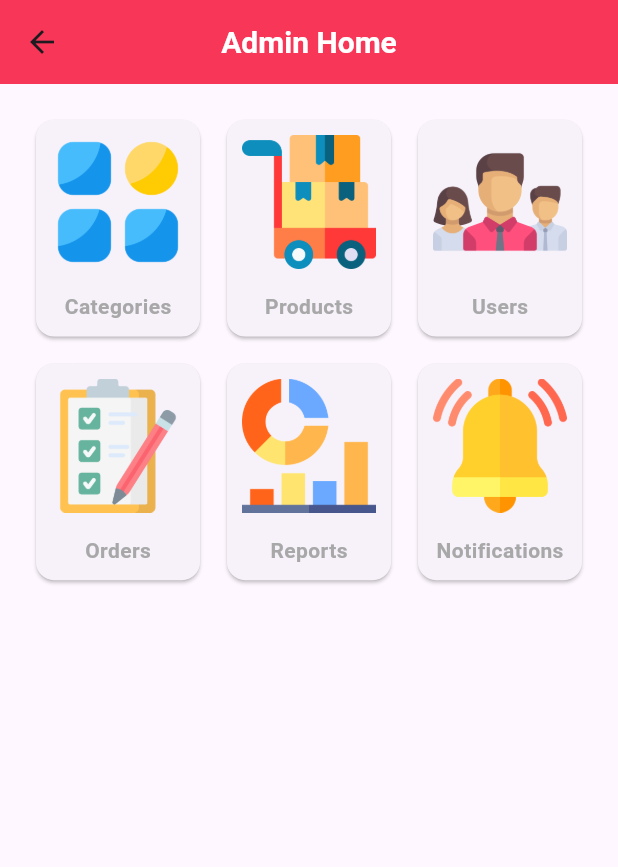
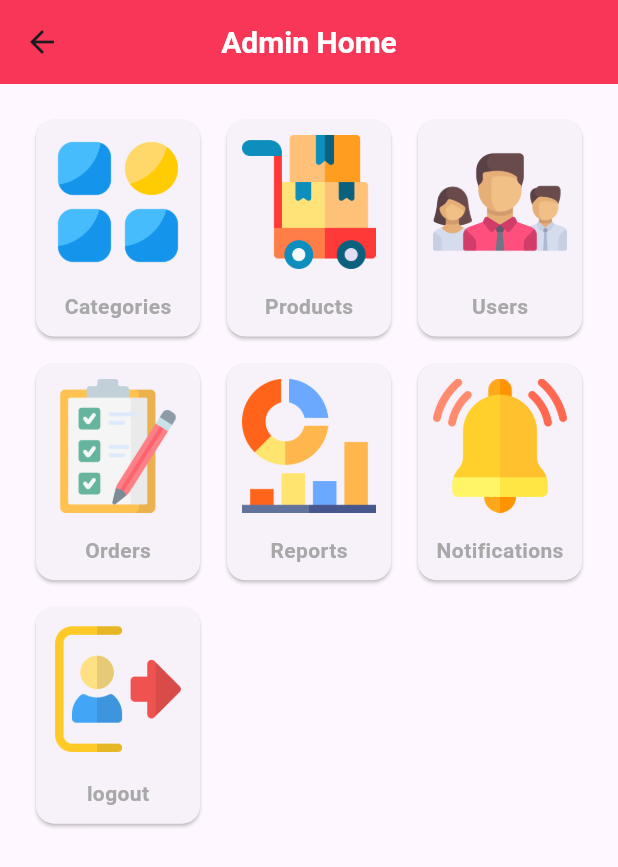
Before and after one commit to Ahmedgamalxp00/full-store-_-admin-app, a Flutter app: the HomeView screen opened by its route, on a phone screen of 412 x 824 dp. Shown: the top 867 px of the screen. Run offline on Flutter 3.47's test engine with Material 3 defaults, Android fonts, the phone set to English and light mode, and no system bars; our stand-ins replace badges, cached_network_image, dartz, dio, firebase_core, firebase_messaging and 9 more; missing offline and left inert: drop_down_list, flutter_ringtone_player; accounts and stored records are empty; Roboto replaces fonts that are missing (font); project files that could hold a hidden picture were left out.

Commit message:
adding logout feature

```diff
--- a/lib/controllers/home_controller.dart
+++ b/lib/controllers/home_controller.dart
@@ -1,79 +1,15 @@
-// import 'package:delivery_app/data/repos/home_repo.dart';
-// import 'package:flutter/material.dart';
-// import 'package:full_store_app/controllers/favorites_controller.dart';
-// import 'package:full_store_app/core/functions/custom_dialog.dart';
-// import 'package:full_store_app/core/utils/request_state.dart';
-// import 'package:full_store_app/data/models/category_model/category_model.dart';
-// import 'package:full_store_app/data/models/items_model/item.dart';
-// import 'package:full_store_app/data/repos/home_repo.dart';
-// import 'package:full_store_app/services/services.dart';
-// import 'package:get/get.dart';
+import 'package:admin_app/core/utils/app_router.dart';
+import 'package:admin_app/services/services.dart';
+import 'package:firebase_messaging/firebase_messaging.dart';
+import 'package:get/get.dart';
 
-// class HomeController extends GetxController {
-//   HomeRepo homeRepo = Get.put(HomeRepo());
-//   // FavoritesController favoritesController = Get.put(FavoritesController());
-//   TextEditingController searchController = TextEditingController();
-//   RequestState? requestState;
-//   MyServices myServices = Get.find<MyServices>();
-//   late String requestError;
-
-//   List<ItemModel> specialOfferItems = [];
-//   List<ItemModel> topSellingItems = [];
-//   List<ItemModel> items = [];
-//   List<CategoryModel> categories = [];
-//   List<ItemModel> searchItems = [];
-
-//   getAllData() async {
-//     requestState = RequestState.loading;
-//     update();
-//     var resulte = await homeRepo
-//         .getAllData(myServices.sharedPreferences.getString("id") as String);
-
-//     resulte.fold((failure) {
-//       requestError = failure.erorrMassage;
-//       requestState = RequestState.failure;
-//       customDialog(title: 'Error', body: failure.erorrMassage);
-//     }, (data) {
-//       for (var item in data['categories']) {
-//         categories.add(CategoryModel.fromJson(item));
-//       }
-//       for (var item in data['items']) {
-//         items.add(ItemModel.fromJson(item));
-//       }
-//       for (var item in data['topselling']) {
-//         topSellingItems.add(ItemModel.fromJson(item));
-//       }
-//       for (var item in items) {
-//         favoritesController.isFavorite['${item.itemsId}'] = '${item.favorite}';
-//         if (item.itemsDiscount != 0) {
-//           specialOfferItems.add(item);
-//         }
-//       }
-//       requestState = RequestState.success;
-//     });
-//     update();
-//   }
-
-//   void addProductToSearchList({
-//     required String searchName,
-//     required List<ItemModel> items,
-//   }) {
-//     searchName.toLowerCase();
-//     searchItems = items.where((element) {
-//       String title = element.itemsName!.toLowerCase();
-//       String price = element.itemsPrice!.toString().toLowerCase();
-//       String priceAfterDiscount =
-//           element.itemsPriceAfterDiscount!.toString().toLowerCase();
-//       return title.contains(searchName) ||
-//           price.contains(searchName) ||
-//           priceAfterDiscount.contains(searchName);
-//     }).toList();
-//     update();
-//   }
-
-//   @override
-//   void onInit() {
-//     getAllData();
-//     super.onInit();
-//   }
-// }
+class HomeController extends GetxController {
+  MyServices myServices = Get.find();
+  logOut() {
+    String userId = myServices.sharedPreferences.getString("id")!;
+    FirebaseMessaging.instance.unsubscribeFromTopic("users");
+    FirebaseMessaging.instance.unsubscribeFromTopic("users$userId");
+    myServices.sharedPreferences.clear();
+    Get.offAllNamed(AppRoute.loginView);
+  }
+}
--- a/lib/core/app_links.dart
+++ b/lib/core/app_links.dart
@@ -1,6 +1,6 @@
 abstract class AppLinks {
   // server link
-  static const String serverLink = "http://192.168.1.5/fullstoreapp";
+  static const String serverLink = "http://192.168.1.6/fullstoreapp";
   static const String categoriesImagesRoot = "$serverLink/upload/categories/";
   static const String itemsImagesRoot = "$serverLink/upload/items/";
 
--- a/lib/core/mybinding.dart
+++ b/lib/core/mybinding.dart
@@ -6,9 +6,7 @@ import 'package:get/get.dart';
 class MyBinding extends Bindings {
   @override
   void dependencies() {
-    // Get.lazyPut(() => SignUpController(), fenix: true);
     Get.put(Dio());
     Get.put(ApiService());
-    // Get.put(MainViewController());
   }
 }
--- a/lib/core/utils/app_assets.dart
+++ b/lib/core/utils/app_assets.dart
@@ -110,6 +110,10 @@ class Assets {
   /// assets/images/laptop.png
   static const String imagesLaptop = "assets/images/laptop.png";
 
+  /// Assets for imagesLogout
+  /// assets/images/logout.png
+  static const String imagesLogout = "assets/images/logout.png";
+
   /// Assets for imagesNotification
   /// assets/images/notification.png
   static const String imagesNotification = "assets/images/notification.png";
@@ -133,6 +137,10 @@ class Assets {
   /// Assets for imagesSaleTag
   /// assets/images/sale-tag.png
   static const String imagesSaleTag = "assets/images/sale-tag.png";
+
+  /// Assets for imagesSettings
+  /// assets/images/settings.png
+  static const String imagesSettings = "assets/images/settings.png";
 
   /// Assets for imagesSplash1
   /// assets/images/splash_1.svg
@@ -161,4 +169,52 @@ class Assets {
   /// Assets for lottieLoading
   /// assets/lottie/loading.json
   static const String lottieLoading = "assets/lottie/loading.json";
+
+  /// Assets for screen_shots1
+  /// assets/screen_shots/1.png
+  static const String screen_shots1 = "assets/screen_shots/1.png";
+
+  /// Assets for screen_shots10
+  /// assets/screen_shots/10.png
+  static const String screen_shots10 = "assets/screen_shots/10.png";
+
+  /// Assets for screen_shots11
+  /// assets/screen_shots/11.png
+  static const String screen_shots11 = "assets/screen_shots/11.png";
+
+  /// Assets for screen_shots12
+  /// assets/screen_shots/12.png
+  static const String screen_shots12 = "assets/screen_shots/12.png";
+
+  /// Assets for screen_shots2
+  /// assets/screen_shots/2.png
+  static const String screen_shots2 = "assets/screen_shots/2.png";
+
+  /// Assets for screen_shots3
+  /// assets/screen_shots/3.png
+  static const String screen_shots3 = "assets/screen_shots/3.png";
+
+  /// Assets for screen_shots4
+  /// assets/screen_shots/4.png
+  static const String screen_shots4 = "assets/screen_shots/4.png";
+
+  /// Assets for screen_shots5
+  /// assets/screen_shots/5.png
+  static const String screen_shots5 = "assets/screen_shots/5.png";
+
+  /// Assets for screen_shots6
+  /// assets/screen_shots/6.png
+  static const String screen_shots6 = "assets/screen_shots/6.png";
+
+  /// Assets for screen_shots7
+  /// assets/screen_shots/7.png
+  static const String screen_shots7 = "assets/screen_shots/7.png";
+
+  /// Assets for screen_shots8
+  /// assets/screen_shots/8.png
+  static const String screen_shots8 = "assets/screen_shots/8.png";
+
+  /// Assets for screen_shots9
+  /// assets/screen_shots/9.png
+  static const String screen_shots9 = "assets/screen_shots/9.png";
 }
--- a/lib/core/utils/app_router.dart
+++ b/lib/core/utils/app_router.dart
@@ -1,3 +1,4 @@
+import 'package:admin_app/core/middleware/mymiddleware.dart';
 import 'package:admin_app/views/auth_views/forget_password_view.dart';
 import 'package:admin_app/views/auth_views/login_view.dart';
 import 'package:admin_app/views/auth_views/otp_view.dart';
@@ -11,11 +12,13 @@ import 'package:admin_app/views/home_views/home_view.dart';
 import 'package:admin_app/views/items_view/add_item_view.dart';
 import 'package:admin_app/views/items_view/edit_item_view.dart';
 import 'package:admin_app/views/items_view/items_view.dart';
+import 'package:admin_app/views/language_view/language_view.dart';
 import 'package:admin_app/views/orders_view/orders_main_view.dart';
 import 'package:admin_app/views/orders_details_view/orders_details_view.dart';
 import 'package:admin_app/views/orders_view/accepted_orders_view.dart';
 import 'package:admin_app/views/orders_view/archived_orders_view.dart';
 import 'package:admin_app/views/orders_view/pending_orders_view.dart';
+import 'package:admin_app/views/profile_view/profile_view.dart';
 
 import 'package:get/get.dart';
 
@@ -55,12 +58,12 @@ class AppRoute {
 }
 
 List<GetPage<dynamic>> myRoutes = [
-  GetPage(name: '/', page: () => const HomeView()),
-  // GetPage(
-  //   name: '/',
-  //   page: () => const LanguageView(),
-  //   middlewares: [MyMiddlewalre()],
-  // ),
+  // GetPage(name: '/', page: () => const HomeView()),
+  GetPage(
+    name: '/',
+    page: () => const LanguageView(),
+    middlewares: [MyMiddlewalre()],
+  ),
   GetPage(name: AppRoute.loginView, page: () => const LoginView()),
   GetPage(name: AppRoute.forgetPassView, page: () => const ForgetPassView()),
   GetPage(name: AppRoute.otpView, page: () => const OtpView()),
@@ -98,7 +101,7 @@ List<GetPage<dynamic>> myRoutes = [
   //     page: () => const ProductDetailesView()),
   // GetPage(name: AppRoute.favoriteView, page: () => const FavoriteView()),
   // GetPage(name: AppRoute.cartView, page: () => const CartView()),
-  // GetPage(name: AppRoute.profileView, page: () => const ProfileView()),
+  GetPage(name: AppRoute.profileView, page: () => const ProfileView()),
   // GetPage(name: AppRoute.addressView, page: () => const AddressView()),
   // GetPage(name: AppRoute.addAddressView, page: () => const AddAddressView()),
   // GetPage(name: AppRoute.chechOutView, page: () => const ChechOutView()),
--- a/lib/localization/language_controller.dart
+++ b/lib/localization/language_controller.dart
@@ -1,3 +1,4 @@
+import 'package:admin_app/core/utils/app_router.dart';
 import 'package:admin_app/services/services.dart';
 import 'package:flutter/material.dart';
 
@@ -10,6 +11,7 @@ class LanguageController extends GetxController {
     Locale locale = Locale(languageCode);
     myServices.sharedPreferences.setString("lang", languageCode);
     Get.updateLocale(locale);
+    Get.offAllNamed(AppRoute.loginView);
   }
 
   @override
--- a/lib/views/auth_views/widgets/social_section.dart
+++ b/lib/views/auth_views/widgets/social_section.dart
@@ -1,9 +1,5 @@
-import 'package:admin_app/core/utils/app_assets.dart';
 import 'package:admin_app/core/utils/app_styles.dart';
-import 'package:admin_app/views/auth_views/widgets/social_item.dart';
 import 'package:flutter/material.dart';
-
-import 'package:gap/gap.dart';
 import 'package:get/get.dart';
 
 class ScocialSection extends StatelessWidget {
--- a/lib/views/home_views/widgets/home_gridview.dart
+++ b/lib/views/home_views/widgets/home_gridview.dart
@@ -1,3 +1,4 @@
+import 'package:admin_app/controllers/home_controller.dart';
 import 'package:admin_app/core/utils/app_assets.dart';
 import 'package:admin_app/core/utils/app_router.dart';
 import 'package:admin_app/views/home_views/widgets/home_grid_item.dart';
@@ -9,6 +10,7 @@ class HomeGridView extends StatelessWidget {
 
   @override
   Widget build(BuildContext context) {
+    HomeController homeController = Get.put(HomeController());
     return GridView.count(
       padding: const EdgeInsets.symmetric(horizontal: 20, vertical: 20),
       childAspectRatio: 0.77,
@@ -52,6 +54,13 @@ class HomeGridView extends StatelessWidget {
           image: Assets.imagesNotification,
           onTap: () {},
         ),
+        HomeGridItem(
+          title: 'logout',
+          image: Assets.imagesLogout,
+          onTap: () {
+            homeController.logOut();
+          },
+        ),
       ],
     );
   }
--- a/lib/views/language_view/language_view.dart
+++ b/lib/views/language_view/language_view.dart
@@ -1,9 +1,7 @@
 import 'package:admin_app/core/shared/custom_botton.dart';
-import 'package:admin_app/core/utils/app_router.dart';
 import 'package:admin_app/core/utils/app_styles.dart';
 import 'package:admin_app/localization/language_controller.dart';
 import 'package:flutter/material.dart';
-
 import 'package:gap/gap.dart';
 import 'package:get/get.dart';
 
@@ -27,7 +25,6 @@ class LanguageView extends GetView<LanguageController> {
               text: 'Ar',
               onTap: () {
                 controller.changeLanguage("ar");
-                Get.offNamed(AppRoute.loginView);
               },
             ),
             const Gap(20),
@@ -35,7 +32,6 @@ class LanguageView extends GetView<LanguageController> {
                 text: 'En',
                 onTap: () {
                   controller.changeLanguage("en");
-                  Get.offNamed(AppRoute.loginView);
                 }),
           ],
         ),
```
Also changed, not shown: lib/views/auth_views/login_view.dart (+0 -15 lines), lib/views/profile_view/profile_view.dart (+3 -9 lines), assets/images/logout.png (added), assets/images/settings.png (added).
